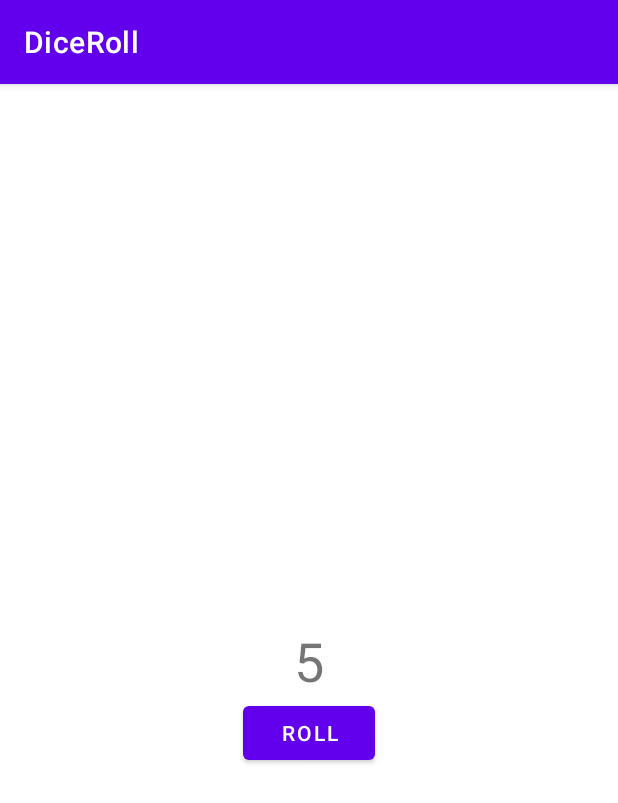
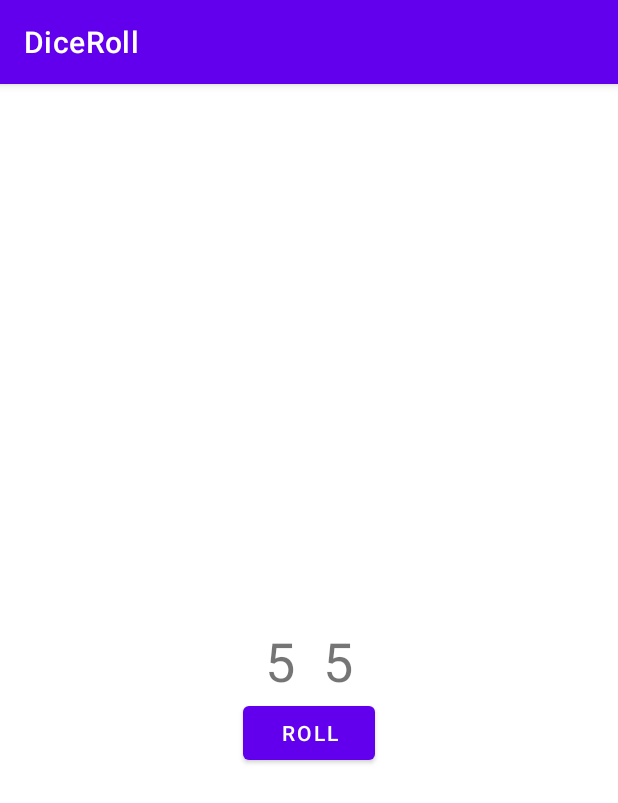
Before and after one commit to abressam/DiceRoll, an Android app: the screen it shows after launch (MainActivity), after a tap on "ROLL", on a phone screen of 412 x 824 dp. Shown: the top 803 px of the screen. Run offline under Robolectric (Android 15) with nearby library versions, the phone set to English and light mode, and no system bars.

```diff
--- a/app/src/main/java/com/example/diceroll/MainActivity.kt
+++ b/app/src/main/java/com/example/diceroll/MainActivity.kt
@@ -16,7 +16,10 @@ class MainActivity : AppCompatActivity() {
 
         val rollButton: Button =
             findViewById(R.id.button) // find the Button by calling findViewById
-        rollButton.setOnClickListener { rollDice() }
+        rollButton.setOnClickListener {
+            rollDice()
+            rollDice2()
+        }
         // setOnClickListener is used to made an event when the button is clicked
         // inside setOnClick Listener is called the function rollDice() when the button is clicked
     }
@@ -29,8 +32,20 @@ class MainActivity : AppCompatActivity() {
         val diceRoll = dice.roll()
         // roll the dice calling the roll() method and save the result in the diceRoll variable
         val resultTextView: TextView = findViewById(R.id.textView)
+        val resultTextView2: TextView = findViewById(R.id.textView2)
         // find TextView by calling findViewById
         resultTextView.text = diceRoll.toString()
+        resultTextView2.text = diceRoll.toString()
+        // diceRoll is a number and TextView uses text, so need to convert diceRoll into a string
+    }
+
+    private fun rollDice2() {
+        val dice = Dice(6) // created a 6 sides dice
+        val diceRoll = dice.roll()
+        // roll the dice calling the roll() method and save the result in the diceRoll variable
+        val resultTextView2: TextView = findViewById(R.id.textView2)
+        // find TextView by calling findViewById
+        resultTextView2.text = diceRoll.toString()
         // diceRoll is a number and TextView uses text, so need to convert diceRoll into a string
     }
 
--- a/app/src/main/res/layout/activity_main.xml
+++ b/app/src/main/res/layout/activity_main.xml
@@ -6,11 +6,24 @@
     tools:context=".MainActivity">
 
     <TextView
+        android:id="@+id/textView2"
+        android:layout_width="wrap_content"
+        android:layout_height="wrap_content"
+        android:textSize="36sp"
+        app:layout_constraintBottom_toBottomOf="parent"
+        app:layout_constraintHorizontal_bias="0.55"
+        app:layout_constraintLeft_toLeftOf="parent"
+        app:layout_constraintRight_toRightOf="parent"
+        app:layout_constraintTop_toTopOf="parent"
+        tools:text="1" />
+
+    <TextView
         android:id="@+id/textView"
         android:layout_width="wrap_content"
         android:layout_height="wrap_content"
         android:textSize="36sp"
         app:layout_constraintBottom_toBottomOf="parent"
+        app:layout_constraintHorizontal_bias="0.45"
         app:layout_constraintLeft_toLeftOf="parent"
         app:layout_constraintRight_toRightOf="parent"
         app:layout_constraintTop_toTopOf="parent"
```
